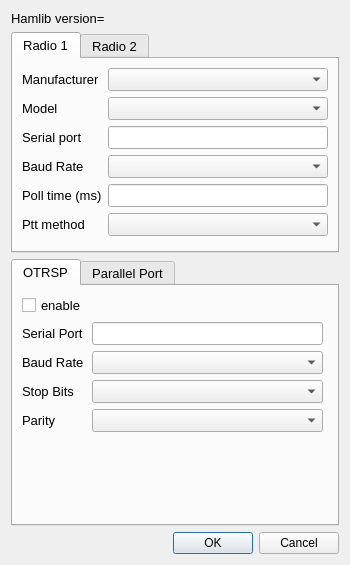
The window that so2sdr/radiodialog.ui (n4ogw/so2sdr) describes before a commit, drawn with Qt 5.
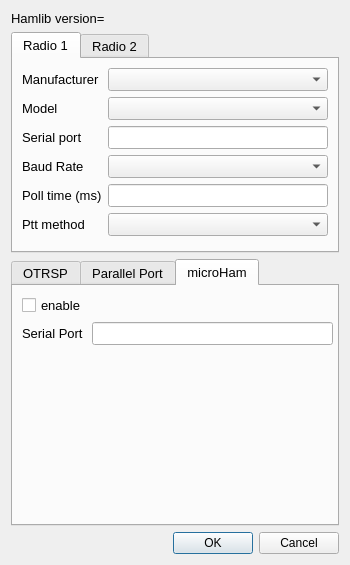
The same window after the commit. The open tabs and pages were chosen to show the change.

What changed in the file:
```diff
--- a/so2sdr/radiodialog.ui
+++ b/so2sdr/radiodialog.ui
@@ -517,6 +517,40 @@
        </item>
       </layout>
      </widget>
+     <widget class="QWidget" name="tab_5">
+      <attribute name="title">
+       <string>microHam</string>
+      </attribute>
+      <widget class="QWidget" name="formLayoutWidget_2">
+       <property name="geometry">
+        <rect>
+         <x>9</x>
+         <y>9</y>
+         <width>311</width>
+         <height>211</height>
+        </rect>
+       </property>
+       <layout class="QFormLayout" name="formLayout_5">
+        <item row="0" column="0">
+         <widget class="QCheckBox" name="checkBoxMicroHam">
+          <property name="text">
+           <string>enable</string>
+          </property>
+         </widget>
+        </item>
+        <item row="1" column="0">
+         <widget class="QLabel" name="label_21">
+          <property name="text">
+           <string>Serial Port</string>
+          </property>
+         </widget>
+        </item>
+        <item row="1" column="1">
+         <widget class="QLineEdit" name="lineEditMicroHamPort"/>
+        </item>
+       </layout>
+      </widget>
+     </widget>
     </widget>
    </item>
    <item>
```
